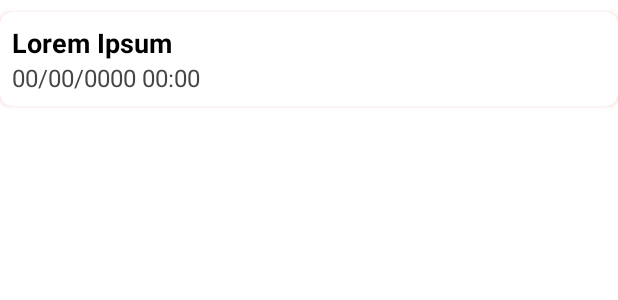
After one commit to AlineCruzDEV/to-do-list-dio, an Android app: the layout item_home_task.xml on its own in the app's theme, with its tools: preview values and no code run, on a phone screen of 412 x 824 dp. The commit adds this screen. Shown: the top 300 px of the screen. Run offline under Robolectric (Android 15) with nearby library versions, the phone set to English and light mode, and no system bars.

Commit message:
Added: Home Activity class and layout with recycler view and adjustments

```diff
--- /dev/null
+++ b/app/src/main/res/layout/item_home_task.xml
@@ -0,0 +1,35 @@
+<?xml version="1.0" encoding="utf-8"?>
+<androidx.cardview.widget.CardView xmlns:android="http://schemas.android.com/apk/res/android"
+    xmlns:app="http://schemas.android.com/apk/res-auto"
+    android:layout_width="match_parent"
+    android:layout_height="wrap_content"
+    android:layout_marginTop="@dimen/dimen_8dp"
+    android:outlineSpotShadowColor="@color/lightRed"
+    app:cardCornerRadius="@dimen/dimen_8dp">
+
+    <androidx.constraintlayout.widget.ConstraintLayout
+        android:id="@+id/constraintHomeItemTask"
+        android:layout_width="match_parent"
+        android:layout_height="wrap_content"
+        android:layout_margin="@dimen/dimen_8dp">
+
+        <TextView
+            android:id="@+id/textHomeItemTaskTitle"
+            style="@style/titleTask"
+            android:layout_width="wrap_content"
+            android:layout_height="wrap_content"
+            android:text="@string/label_all_lorem_ipsum"
+            app:layout_constraintStart_toStartOf="parent"
+            app:layout_constraintTop_toTopOf="parent" />
+
+        <TextView
+            android:id="@+id/textHomeItemTaskData"
+            style="@style/dataTask"
+            android:layout_width="wrap_content"
+            android:layout_height="wrap_content"
+            android:text="@string/label_sample_data_hour"
+            app:layout_constraintStart_toStartOf="parent"
+            app:layout_constraintTop_toBottomOf="@id/textHomeItemTaskTitle" />
+
+    </androidx.constraintlayout.widget.ConstraintLayout>
+</androidx.cardview.widget.CardView>
--- a/app/src/main/res/values-night/themes.xml
+++ b/app/src/main/res/values-night/themes.xml
@@ -2,12 +2,12 @@
     <!-- Base application theme. -->
     <style name="Theme.Todolistdio" parent="Theme.MaterialComponents.DayNight.NoActionBar">
         <!-- Primary brand color. -->
-        <item name="colorPrimary">@color/red</item>
-        <item name="colorPrimaryVariant">@color/red2</item>
+        <item name="colorPrimary">@color/lightRed</item>
+        <item name="colorPrimaryVariant">@color/darkRed</item>
         <item name="colorOnPrimary">@color/black</item>
         <!-- Secondary brand color. -->
-        <item name="colorSecondary">@color/red</item>
-        <item name="colorSecondaryVariant">@color/redBack</item>
+        <item name="colorSecondary">@color/lightRed</item>
+        <item name="colorSecondaryVariant">@color/redBackground</item>
         <item name="colorOnSecondary">@color/black</item>
         <!-- Status bar color. -->
         <item name="android:statusBarColor" tools:targetApi="l">?attr/colorPrimaryVariant</item>
--- a/app/src/main/res/values/colors.xml
+++ b/app/src/main/res/values/colors.xml
@@ -1,8 +1,9 @@
 <?xml version="1.0" encoding="utf-8"?>
 <resources>
     <color name="black">#FF000000</color>
+    <color name="darkGray">#474545</color>
     <color name="white">#FFFFFFFF</color>
-    <color name="red">#CE2C2C</color>
-    <color name="redBack">#C6FF4F4F</color>
-    <color name="red2">#820E0E</color>
+    <color name="lightRed">#CE2C2C</color>
+    <color name="redBackground">#C6FF4F4F</color>
+    <color name="darkRed">#820E0E</color>
 </resources>
--- a/app/src/main/res/values/dimens.xml
+++ b/app/src/main/res/values/dimens.xml
@@ -1,6 +1,7 @@
 <?xml version="1.0" encoding="utf-8"?>
 <resources>
     <dimen name="dimen_0dp">0dp</dimen>
+    <dimen name="dimen_1dp">1dp</dimen>
     <dimen name="dimen_8dp">8dp</dimen>
     <dimen name="dimen_16dp">16dp</dimen>
     <dimen name="dimen_24dp">24dp</dimen>
--- a/app/src/main/res/values/strings.xml
+++ b/app/src/main/res/values/strings.xml
@@ -1,5 +1,9 @@
 <resources>
     <string name="app_name">My Tasks</string>
-    <string name="label_splash_what_do_first">O que eu tenho para fazer hoje?</string>
+    <string name="label_splash_what_do_first">Por onde devo começar?</string>
     <string name="message_splash_description_image">Desenho de uma pessoa com uma caneta em frente à uma prancheta com tarefas</string>
+    <string name="label_home_title">Tarefas de Hoje</string>
+    <string name="label_all_lorem_ipsum">Lorem Ipsum</string>
+    <string name="label_sample_data_hour">00/00/0000 00:00</string>
+    <string name="label_home_fab_add_task">Adicionar Tarefa</string>
 </resources>
--- a/app/src/main/res/values/styles.xml
+++ b/app/src/main/res/values/styles.xml
@@ -1,14 +1,33 @@
 <?xml version="1.0" encoding="utf-8"?>
 <resources>
-    <style name="title">
-        <item name="android:textSize">@dimen/size_24sp</item>
-        <item name="android:textColor">@color/black</item>
-        <item name="android:textStyle">bold</item>
-    </style>
+
     <style name="titleSplah">
         <item name="android:textSize">@dimen/size_32sp</item>
         <item name="android:textColor">@color/white</item>
         <item name="android:textStyle">bold</item>
         <item name="fontFamily">serif</item>
     </style>
+
+    <style name="titleHome">
+        <item name="android:textSize">@dimen/size_24sp</item>
+        <item name="android:textColor">@color/darkRed</item>
+        <item name="android:textStyle">bold</item>
+        <item name="android:gravity">center</item>
+        <item name="fontFamily">serif</item>
+    </style>
+
+    <style name="titleTask">
+        <item name="android:textSize">@dimen/size_18sp</item>
+        <item name="android:textColor">@color/black</item>
+        <item name="android:textStyle">bold</item>
+        <item name="android:gravity">start</item>
+        <item name="fontFamily">sans-serif</item>
+    </style>
+
+    <style name="dataTask">
+        <item name="android:textSize">@dimen/size_16sp</item>
+        <item name="android:textColor">@color/darkGray</item>
+        <item name="android:gravity">start</item>
+        <item name="fontFamily">sans-serif</item>
+    </style>
 </resources>
--- a/app/src/main/res/values/themes.xml
+++ b/app/src/main/res/values/themes.xml
@@ -2,13 +2,13 @@
     <!-- Base application theme. -->
     <style name="Theme.Todolistdio" parent="Theme.MaterialComponents.DayNight.NoActionBar">
         <!-- Primary brand color. -->
-        <item name="colorPrimary">@color/red</item>
-        <item name="colorPrimaryVariant">@color/red2</item>
+        <item name="colorPrimary">@color/lightRed</item>
+        <item name="colorPrimaryVariant">@color/darkRed</item>
         <item name="colorOnPrimary">@color/white</item>
         <!-- Secondary brand color. -->
-        <item name="colorSecondary">@color/red</item>
-        <item name="colorSecondaryVariant">@color/redBack</item>
-        <item name="colorOnSecondary">@color/black</item>
+        <item name="colorSecondary">@color/lightRed</item>
+        <item name="colorSecondaryVariant">@color/redBackground</item>
+        <item name="colorOnSecondary">@color/white</item>
         <!-- Status bar color. -->
         <item name="android:statusBarColor" tools:targetApi="l">?attr/colorPrimaryVariant</item>
         <!-- Customize your theme here. -->
```
Also changed, not shown: app/src/main/java/com/alinecruz/to_do_list_dio/presentation/view/HomeActivity.kt (+11 -0 lines), app/src/main/res/drawable/ic_home_add_task.xml (added, +22 -0 lines), app/src/main/res/layout/activity_home.xml (+33 -0 lines), app/src/main/res/layout/activity_splash.xml (+14 -14 lines), app/src/main/res/drawable/image_splash_to_do.png (renamed from app/src/main/res/drawable/to_do_splash.png).
